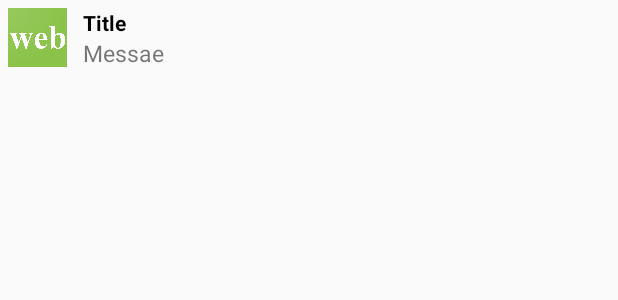
After one commit to coffiejason/AnotherTest, an Android app: the layout notification.xml on its own in the app's theme, with its tools: preview values and no code run, on a phone screen of 412 x 824 dp. The commit adds this screen. Shown: the top 300 px of the screen. Run offline under Robolectric (Android 15) with nearby library versions, the phone set to English and light mode, and no system bars.

Commit message:
Notifications working

```diff
--- a/app/src/main/java/com/figure/anothertest/Functions.java
+++ b/app/src/main/java/com/figure/anothertest/Functions.java
@@ -10,6 +10,7 @@ import com.firebase.geofire.GeoLocation;
 import com.google.android.gms.maps.GoogleMap;
 import com.google.android.gms.maps.model.LatLng;
 import com.google.android.gms.maps.model.MarkerOptions;
+
 import com.google.firebase.database.DataSnapshot;
 import com.google.firebase.database.DatabaseError;
 import com.google.firebase.database.DatabaseReference;
--- /dev/null
+++ b/app/src/main/res/layout/notification.xml
@@ -0,0 +1,41 @@
+<?xml version="1.0" encoding="utf-8"?>
+<LinearLayout
+    xmlns:android="http://schemas.android.com/apk/res/android"
+    xmlns:tools="http://schemas.android.com/tools"
+    android:orientation="horizontal" android:layout_width="match_parent"
+    android:layout_height="wrap_content"
+    android:baselineAligned="false">
+    <LinearLayout
+        android:layout_width="wrap_content"
+        android:layout_height="wrap_content">
+        <ImageView
+            android:padding="5dp"
+            android:id="@+id/icon"
+            android:src="@drawable/web_hi_res_512"
+            android:layout_width="50dp"
+            android:layout_height="50dp"
+            tools:ignore="ContentDescription" />
+    </LinearLayout>
+    <LinearLayout
+        android:layout_weight="1"
+        android:padding="5dp"
+        android:layout_width="0dp"
+        android:orientation="vertical"
+        android:layout_height="wrap_content">
+        <TextView
+            android:id="@+id/title"
+            android:text="Title"
+            android:textColor="#000"
+            android:textStyle="bold"
+            android:layout_width="match_parent"
+            android:layout_height="wrap_content"/>
+        <TextView
+            android:id="@+id/message"
+            android:text="Messae"
+            android:textSize="15sp"
+            android:layout_width="match_parent"
+            android:layout_height="wrap_content"/>
+
+    </LinearLayout>
+
+</LinearLayout>
```
Also changed, not shown: app/src/main/java/com/figure/anothertest/ErrandMapActivity.java (+8 -1 lines), app/src/main/java/com/figure/anothertest/TPMessagingService.java (+58 -15 lines), app/src/main/res/drawable/web_hi_res_512.png (added).
